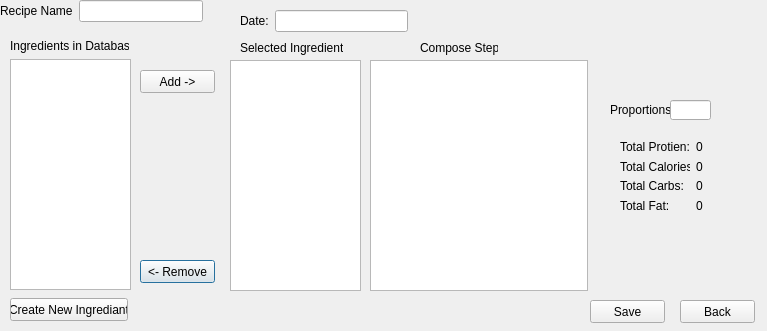
escobaros-dos/mealplanner, file mealplanner/createrecipewindow.ui: the form before one commit.
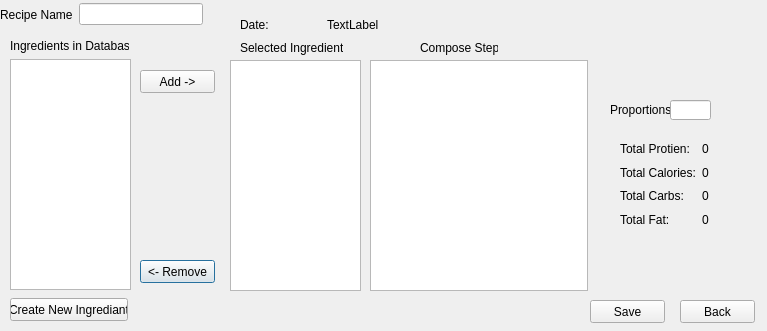
The form after the commit.

```diff
--- a/mealplanner/createrecipewindow.ui
+++ b/mealplanner/createrecipewindow.ui
@@ -18,8 +18,8 @@
     <rect>
      <x>620</x>
      <y>140</y>
-     <width>83</width>
-     <height>72</height>
+     <width>98</width>
+     <height>88</height>
     </rect>
    </property>
    <layout class="QGridLayout" name="gridLayout">
@@ -87,7 +87,7 @@
      <x>0</x>
      <y>0</y>
      <width>203</width>
-     <height>22</height>
+     <height>29</height>
     </rect>
    </property>
    <layout class="QHBoxLayout" name="horizontalLayout_3">
@@ -243,7 +243,7 @@
      <x>240</x>
      <y>10</y>
      <width>168</width>
-     <height>22</height>
+     <height>29</height>
     </rect>
    </property>
    <layout class="QHBoxLayout" name="horizontalLayout">
@@ -255,7 +255,11 @@
      </widget>
     </item>
     <item>
-     <widget class="QLineEdit" name="lineEdit"/>
+     <widget class="QLabel" name="DateLabel">
+      <property name="text">
+       <string>TextLabel</string>
+      </property>
+     </widget>
     </item>
    </layout>
   </widget>
```
